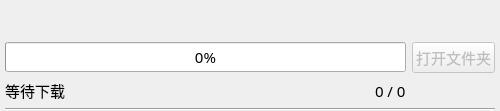
The window that src/ui_downloaditem.ui (Majjcom/BiliDownloader) describes before a commit, drawn with Qt 5.
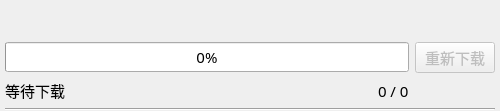
The same window after the commit.

Diff of the .ui file:
```diff
--- a/src/ui_downloaditem.ui
+++ b/src/ui_downloaditem.ui
@@ -121,7 +121,7 @@
         <bool>false</bool>
        </property>
        <property name="text">
-        <string>打开文件夹</string>
+        <string>重新下载</string>
        </property>
       </widget>
      </item>
```
